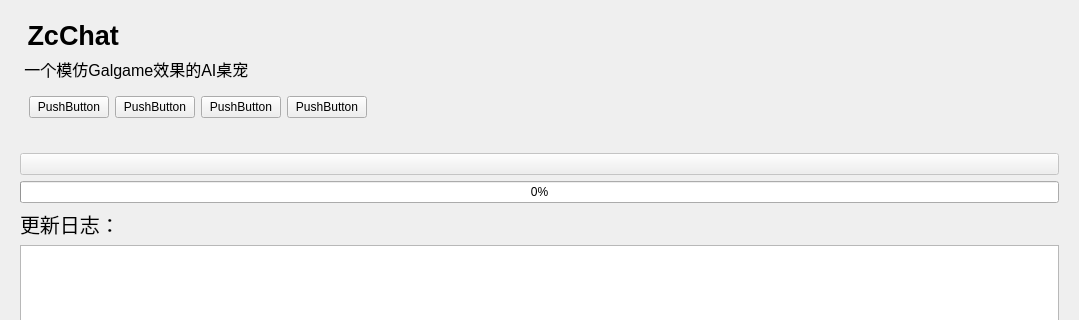
Zao-chen/ZcChat, file mianwindow_uichild/about.ui: the form before one commit; both pictures show x 0 to 1079 and y 0 to 320 of the 1079 by 742 pixel window.
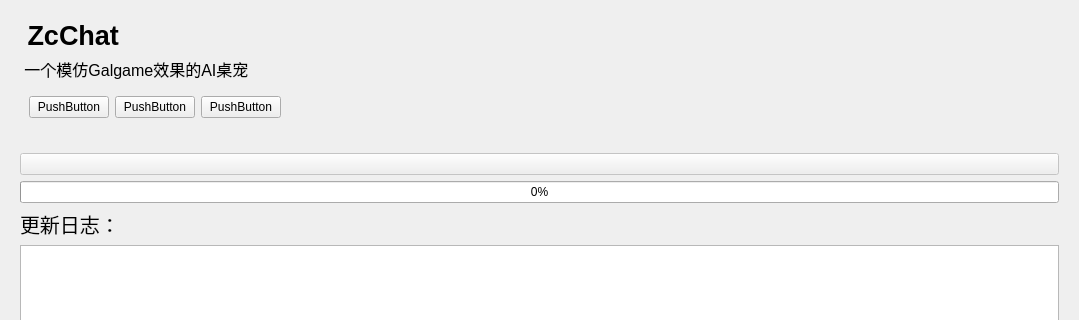
The form after the commit. Custom widgets are drawn as their Qt base class.

Patch:
```diff
--- a/mianwindow_uichild/about.ui
+++ b/mianwindow_uichild/about.ui
@@ -58,7 +58,7 @@
     <layout class="QVBoxLayout" name="verticalLayout">
      <item>
       <widget class="QWidget" name="widget" native="true">
-       <layout class="QHBoxLayout" name="horizontalLayout" stretch="0,0,0,0,1">
+       <layout class="QHBoxLayout" name="horizontalLayout" stretch="0,0,0,1">
         <item>
          <widget class="ElaAcrylicUrlCard" name="pushButton">
           <property name="text">
@@ -80,13 +80,6 @@
           </property>
          </widget>
         </item>
-        <item>
-         <widget class="ElaAcrylicUrlCard" name="pushButton_4">
-          <property name="text">
-           <string>PushButton</string>
-          </property>
-         </widget>
-        </item>
         <item>
          <spacer name="horizontalSpacer">
           <property name="orientation">
```
